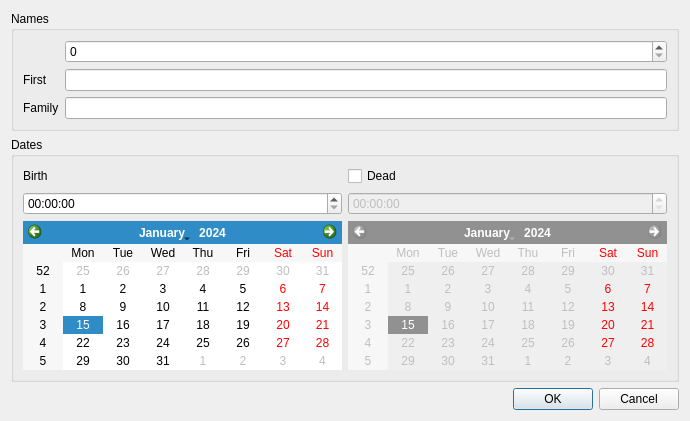
Above: src/ui/editperson.ui from ekaparulin/stammbaum before the change. Below: the same form after it.
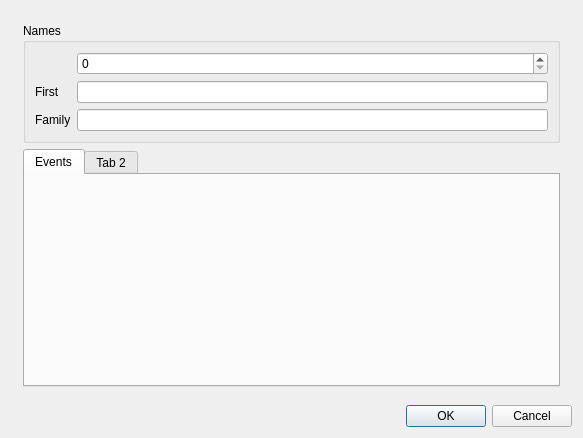
That is the form after the change.

Commit message:
Refactoring user edit form
- Added event widget

Patch:
```diff
--- a/src/ui/editperson.ui
+++ b/src/ui/editperson.ui
@@ -6,8 +6,8 @@
    <rect>
     <x>0</x>
     <y>0</y>
-    <width>690</width>
-    <height>413</height>
+    <width>583</width>
+    <height>438</height>
    </rect>
   </property>
   <property name="windowTitle">
@@ -26,59 +26,56 @@
    </item>
    <item row="2" column="0">
     <layout class="QGridLayout" name="gridLayout">
-     <item row="1" column="1">
-      <widget class="QGroupBox" name="groupBox_2">
-       <property name="title">
-        <string>Dates</string>
+     <property name="leftMargin">
+      <number>12</number>
+     </property>
+     <property name="topMargin">
+      <number>12</number>
+     </property>
+     <property name="rightMargin">
+      <number>12</number>
+     </property>
+     <property name="bottomMargin">
+      <number>12</number>
+     </property>
+     <item row="1" column="0">
+      <widget class="QTabWidget" name="tabWidget">
+       <property name="sizePolicy">
+        <sizepolicy hsizetype="Expanding" vsizetype="Expanding">
+         <horstretch>0</horstretch>
+         <verstretch>0</verstretch>
+        </sizepolicy>
        </property>
-       <layout class="QGridLayout" name="gridLayout_4">
-        <item row="0" column="1">
-         <widget class="QCheckBox" name="isDead">
-          <property name="enabled">
-           <bool>true</bool>
-          </property>
-          <property name="text">
-           <string>Dead</string>
-          </property>
-          <property name="checked">
-           <bool>false</bool>
-          </property>
-         </widget>
-        </item>
-        <item row="2" column="0">
-         <widget class="QCalendarWidget" name="birthDate"/>
-        </item>
-        <item row="0" column="0">
-         <widget class="QLabel" name="label">
-          <property name="text">
-           <string>Birth</string>
-          </property>
-         </widget>
-        </item>
-        <item row="2" column="1">
-         <widget class="QCalendarWidget" name="deathDate">
-          <property name="enabled">
-           <bool>false</bool>
-          </property>
-          <property name="dateEditEnabled">
-           <bool>true</bool>
-          </property>
-         </widget>
-        </item>
-        <item row="1" column="0">
-         <widget class="QTimeEdit" name="birthTime"/>
-        </item>
-        <item row="1" column="1">
-         <widget class="QTimeEdit" name="deathTime">
-          <property name="enabled">
-           <bool>false</bool>
-          </property>
-         </widget>
-        </item>
-       </layout>
+       <property name="currentIndex">
+        <number>0</number>
+       </property>
+       <widget class="QWidget" name="eventsTab">
+        <attribute name="title">
+         <string>Events</string>
+        </attribute>
+        <layout class="QVBoxLayout" name="eventsTabLayout">
+         <property name="leftMargin">
+          <number>0</number>
+         </property>
+         <property name="topMargin">
+          <number>0</number>
+         </property>
+         <property name="rightMargin">
+          <number>0</number>
+         </property>
+         <property name="bottomMargin">
+          <number>0</number>
+         </property>
+        </layout>
+       </widget>
+       <widget class="QWidget" name="tab_2">
+        <attribute name="title">
+         <string>Tab 2</string>
+        </attribute>
+       </widget>
       </widget>
      </item>
-     <item row="0" column="1">
+     <item row="0" column="0">
       <widget class="QGroupBox" name="groupBox_5">
        <property name="title">
         <string>Names</string>
```
Left out of the diff: 37 changed lines with no effect on the pictures. The commit also changes 22 other files.
